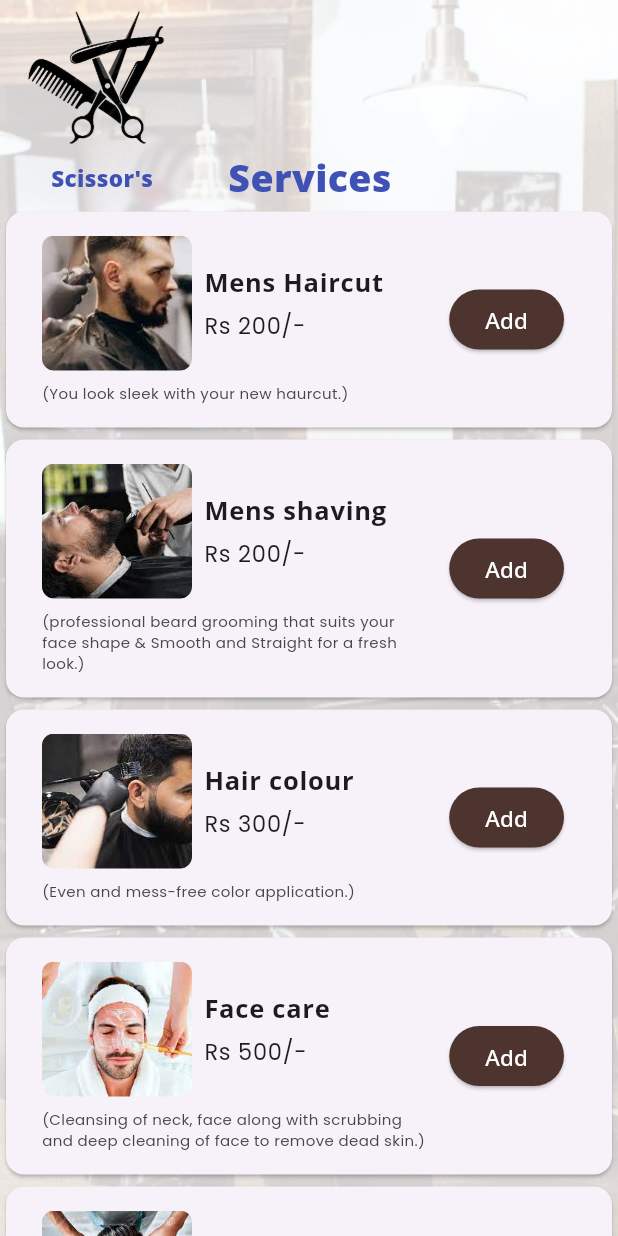
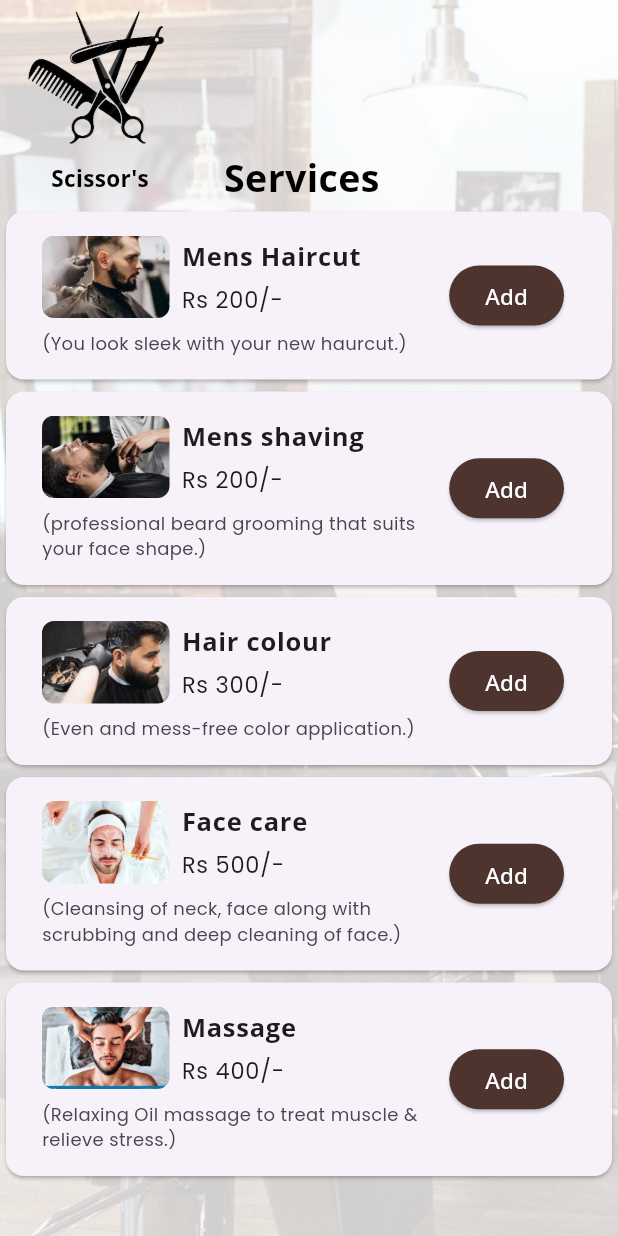
Before and after one commit to NagaharishR/sample, a Flutter app: the screen it shows after launch, on a phone screen of 412 x 824 dp. Run offline on Flutter 3.47's test engine with Material 3 defaults, Android fonts, the phone set to English and light mode, and no system bars; our stand-ins replace google_fonts.

Commit message:
this code contains more commit

```diff
--- a/lib/main.dart
+++ b/lib/main.dart
@@ -78,8 +78,8 @@ class _MyAppState extends State<MyApp> {
                         "Scissor's",
                         style: GoogleFonts.openSans(
                           textStyle: TextStyle(
-                            color: Colors.indigo,
-                            fontWeight: FontWeight.w900,
+                            color: Colors.black,
+                            fontWeight: FontWeight.bold,
                             fontSize: 15,
                           ),
                         ),
@@ -89,8 +89,8 @@ class _MyAppState extends State<MyApp> {
                         "Services",
                         style: GoogleFonts.openSans(
                           textStyle: TextStyle(
-                            color: Colors.indigo,
-                            fontWeight: FontWeight.w900,
+                            color: Colors.black,
+                            fontWeight: FontWeight.bold,
                             fontSize: 25,
                           ),
                         ),
--- a/lib/screens/list_screen.dart
+++ b/lib/screens/list_screen.dart
@@ -32,8 +32,8 @@ class _ListScreenState extends State<ListScreen> {
                           borderRadius: BorderRadius.circular(8),
                           child: Image.asset(
                             service.images,
-                            height: 90,
-                            width: 100,
+                            height: 55,
+                            width: 85,
                             fit: BoxFit.cover,
                           ),
                         ),
@@ -71,7 +71,7 @@ class _ListScreenState extends State<ListScreen> {
                         service.description,
                         style: GoogleFonts.poppins(
                           textStyle: TextStyle(
-                            fontSize: 10,
+                            fontSize: 12,
                           ),
                         ),
                       ),
--- a/lib/service_list.dart
+++ b/lib/service_list.dart
@@ -17,10 +17,10 @@ class Services {
 
 List<Services>ServicesList=[
   Services(name: 'Mens Haircut', price: 'Rs 200/-', description: '(You look sleek with your new haurcut.)', images:  'image/haircuttingsalon.jpg',),
-  Services(name:'Mens shaving', price: 'Rs 200/-', description: '(professional beard grooming that suits your face shape & Smooth and Straight for a fresh look.)', images:  'image/shaving.jpeg',),
+  Services(name:'Mens shaving', price: 'Rs 200/-', description: '(professional beard grooming that suits your face shape.)', images:  'image/shaving.jpeg',),
   Services(name: 'Hair colour',price: 'Rs 300/-', description: '(Even and mess-free color application.)', images: 'image/haircolor.jpeg',),
-  Services(name: 'Face care', price: 'Rs 500/-', description: '(Cleansing of neck, face along with scrubbing and deep cleaning of face to remove dead skin.)', images:  'image/facecare.jpeg',),
-  Services(name:'Massage', price: 'Rs 400/-', description: '(Relaxing Oil massage to treat stiff / tense muscle & relieve stress.)', images:  'image/massage.jpeg',),
+  Services(name: 'Face care', price: 'Rs 500/-', description: '(Cleansing of neck, face along with scrubbing and deep cleaning of face.)', images:  'image/facecare.jpeg',),
+  Services(name:'Massage', price: 'Rs 400/-', description: '(Relaxing Oil massage to treat muscle & relieve stress.)', images:  'image/massage.jpeg',),
 
 
 
```
